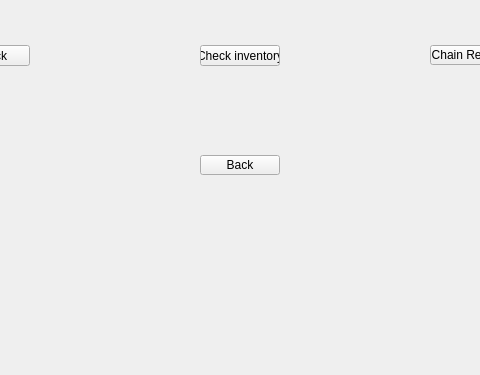
This is Admin/menu.ui in Corne1401/StrucProject3 as Qt 5 draws it before an edit; both pictures show x 140 to 620 and y 225 to 600 of the 800 by 600 pixel window. The edited form follows.
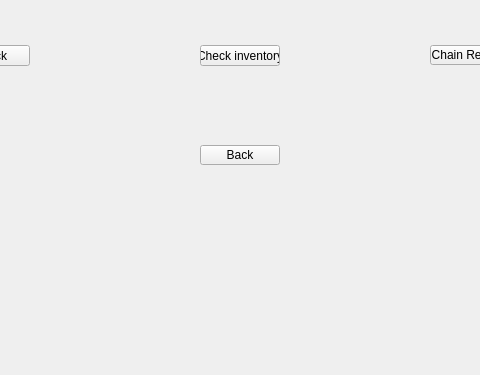
This is the edited form.

Diff of the .ui file:
```diff
--- a/Admin/menu.ui
+++ b/Admin/menu.ui
@@ -44,7 +44,7 @@
     <property name="geometry">
      <rect>
       <x>340</x>
-      <y>380</y>
+      <y>370</y>
       <width>80</width>
       <height>20</height>
      </rect>
```
